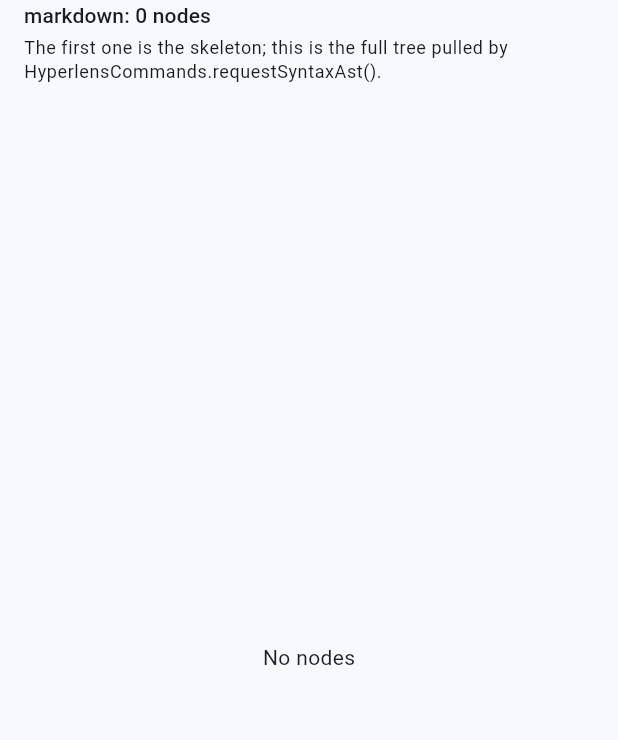
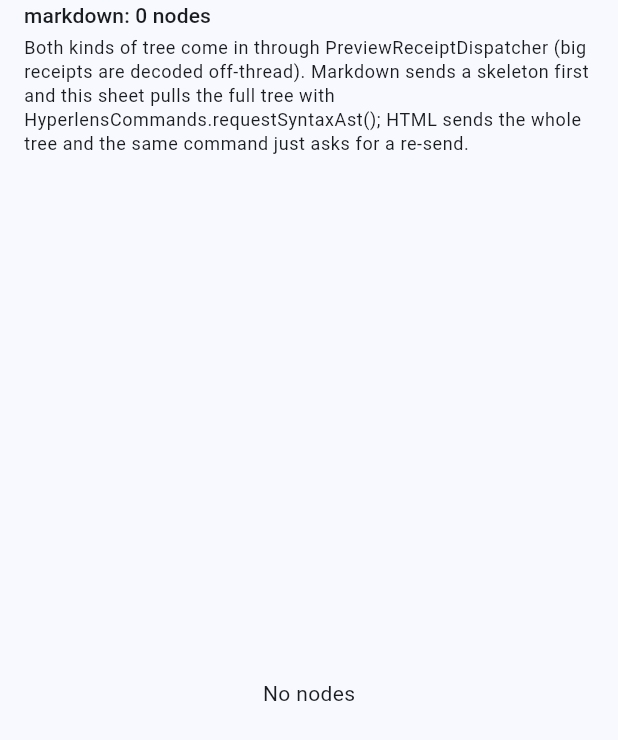
Before and after one commit to bigedev/hyperlens, a Flutter app: the SyntaxSheet widget shown alone on an empty page, opened directly with empty values, on a phone screen of 412 x 824 dp. Shown: the top 740 px of the screen. Run offline on Flutter 3.47's test engine with Material 3 defaults, Android fonts, the phone set to English and light mode, and no system bars; our stand-ins replace webview_flutter.

Commit message:
docs: 示例与 README 改走 PreviewReceiptDispatcher
示例的通道回调只剩 dispatch 一行，事件分发搬进 _applyReceipt；语法树弹层说明两种文档都经这个入口进来（HTML 是重发）。README 的最短用法同步换成 dispatcher + onLog。

````diff
--- a/example/lib/src/demo_documents.dart
+++ b/example/lib/src/demo_documents.dart
@@ -44,7 +44,7 @@ flowchart LR
 | `render` | the submitted page is alive |
 | `position` | reading position + viewport |
 | `outline` | section list |
-| `ast` | syntax tree (skeleton first) |
+| `ast` | syntax tree — Markdown sends a skeleton first, HTML sends all of it |
 
 ```dart
 final html = await HyperlensPage.fromText(
--- a/example/lib/src/syntax_sheet.dart
+++ b/example/lib/src/syntax_sheet.dart
@@ -43,8 +43,11 @@ class SyntaxSheet extends StatelessWidget {
                 ),
                 const SizedBox(height: 4),
                 Text(
-                  'The first one is the skeleton; this is the full tree pulled by '
-                  'HyperlensCommands.requestSyntaxAst().',
+                  'Both kinds of tree come in through PreviewReceiptDispatcher (big '
+                  'receipts are decoded off-thread). Markdown sends a skeleton first and '
+                  'this sheet pulls the full tree with '
+                  'HyperlensCommands.requestSyntaxAst(); HTML sends the whole tree and '
+                  'the same command just asks for a re-send.',
                   style: theme.textTheme.bodySmall,
                 ),
                 const SizedBox(height: 8),
````
Also changed, not shown: example/lib/main.dart (+38 -4 lines), 4 other files.
